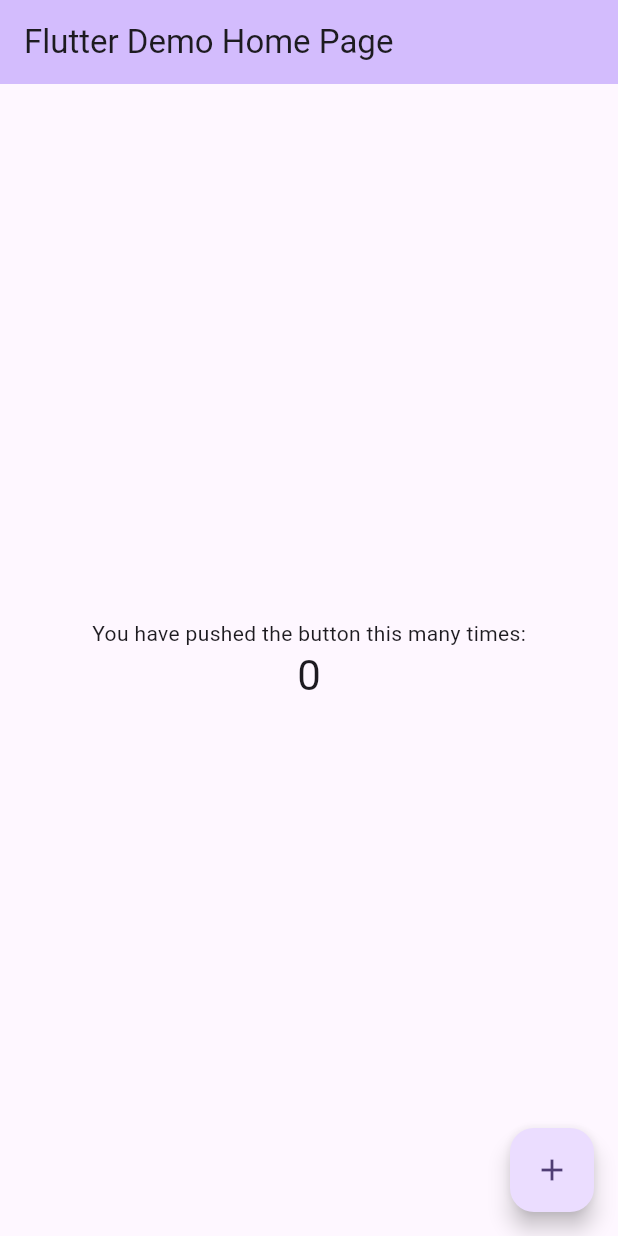
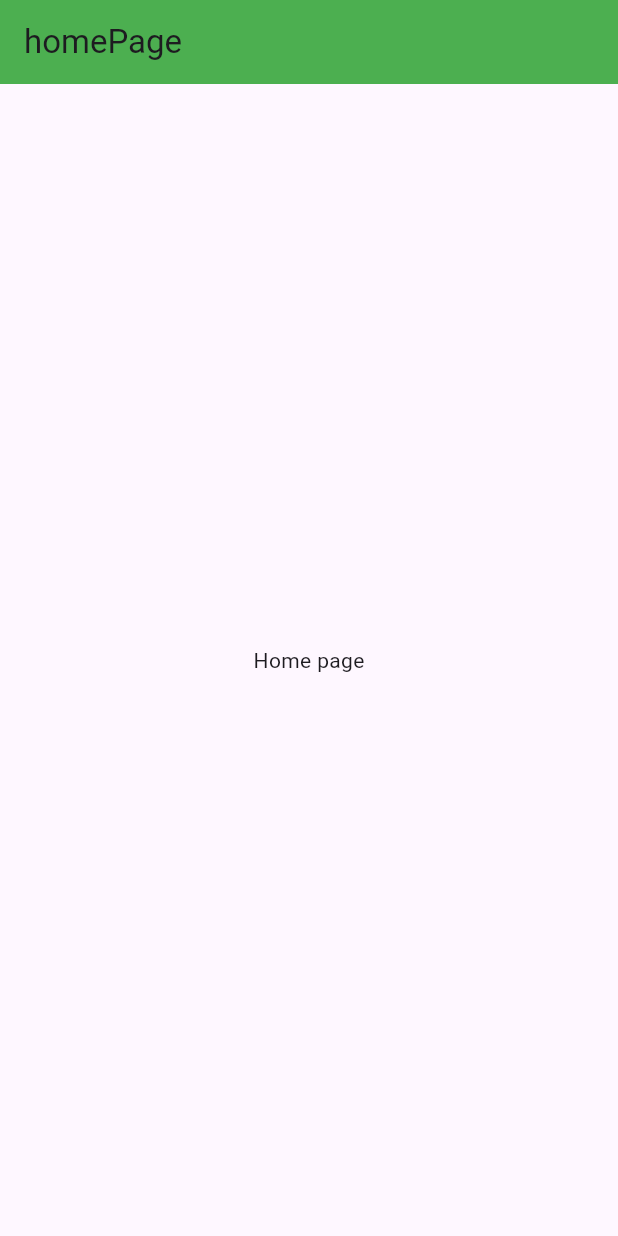
Before and after one commit to Dakarmo/flutter_app_scratch, a Flutter app: the screen it shows after launch, on a phone screen of 412 x 824 dp. Run offline on Flutter 3.47's test engine with Material 3 defaults, Android fonts, the phone set to English and light mode, and no system bars.

Commit message:
création de home page

```diff
--- a/lib/main.dart
+++ b/lib/main.dart
@@ -1,125 +1,23 @@
 import 'package:flutter/material.dart';
+import 'package:flutter_app_scratch/views/homeView.dart';
 
-void main() {
-  runApp(const MyApp());
-}
+void main() => runApp(const MyApp());
+
 
 class MyApp extends StatelessWidget {
   const MyApp({super.key});
 
-  // This widget is the root of your application.
   @override
   Widget build(BuildContext context) {
-    return MaterialApp(
-      title: 'Flutter Demo',
+    return  MaterialApp(
+      debugShowCheckedModeBanner: false,
       theme: ThemeData(
-        // This is the theme of your application.
-        //
-        // TRY THIS: Try running your application with "flutter run". You'll see
-        // the application has a purple toolbar. Then, without quitting the app,
-        // try changing the seedColor in the colorScheme below to Colors.green
-        // and then invoke "hot reload" (save your changes or press the "hot
-        // reload" button in a Flutter-supported IDE, or press "r" if you used
-        // the command line to start the app).
-        //
-        // Notice that the counter didn't reset back to zero; the application
-        // state is not lost during the reload. To reset the state, use hot
-        // restart instead.
-        //
-        // This works for code too, not just values: Most code changes can be
-        // tested with just a hot reload.
-        colorScheme: ColorScheme.fromSeed(seedColor: Colors.deepPurple),
-        useMaterial3: true,
+         appBarTheme: const AppBarTheme(
+          backgroundColor: Colors.green,
       ),
-      home: const MyHomePage(title: 'Flutter Demo Home Page'),
+    ),
+      title: 'Flutter from scratch',
+      home: const Homeview(),
     );
   }
 }
-
-class MyHomePage extends StatefulWidget {
-  const MyHomePage({super.key, required this.title});
-
-  // This widget is the home page of your application. It is stateful, meaning
-  // that it has a State object (defined below) that contains fields that affect
-  // how it looks.
-
-  // This class is the configuration for the state. It holds the values (in this
-  // case the title) provided by the parent (in this case the App widget) and
-  // used by the build method of the State. Fields in a Widget subclass are
-  // always marked "final".
-
-  final String title;
-
-  @override
-  State<MyHomePage> createState() => _MyHomePageState();
-}
-
-class _MyHomePageState extends State<MyHomePage> {
-  int _counter = 0;
-
-  void _incrementCounter() {
-    setState(() {
-      // This call to setState tells the Flutter framework that something has
-      // changed in this State, which causes it to rerun the build method below
-      // so that the display can reflect the updated values. If we changed
-      // _counter without calling setState(), then the build method would not be
-      // called again, and so nothing would appear to happen.
-      _counter++;
-    });
-  }
-
-  @override
-  Widget build(BuildContext context) {
-    // This method is rerun every time setState is called, for instance as done
-    // by the _incrementCounter method above.
-    //
-    // The Flutter framework has been optimized to make rerunning build methods
-    // fast, so that you can just rebuild anything that needs updating rather
-    // than having to individually change instances of widgets.
-    return Scaffold(
-      appBar: AppBar(
-        // TRY THIS: Try changing the color here to a specific color (to
-        // Colors.amber, perhaps?) and trigger a hot reload to see the AppBar
-        // change color while the other colors stay the same.
-        backgroundColor: Theme.of(context).colorScheme.inversePrimary,
-        // Here we take the value from the MyHomePage object that was created by
-        // the App.build method, and use it to set our appbar title.
-        title: Text(widget.title),
-      ),
-      body: Center(
-        // Center is a layout widget. It takes a single child and positions it
-        // in the middle of the parent.
-        child: Column(
-          // Column is also a layout widget. It takes a list of children and
-          // arranges them vertically. By default, it sizes itself to fit its
-          // children horizontally, and tries to be as tall as its parent.
-          //
-          // Column has various properties to control how it sizes itself and
-          // how it positions its children. Here we use mainAxisAlignment to
-          // center the children vertically; the main axis here is the vertical
-          // axis because Columns are vertical (the cross axis would be
-          // horizontal).
-          //
-          // TRY THIS: Invoke "debug painting" (choose the "Toggle Debug Paint"
-          // action in the IDE, or press "p" in the console), to see the
-          // wireframe for each widget.
-          mainAxisAlignment: MainAxisAlignment.center,
-          children: <Widget>[
-            const Text(
-              'You have pushed the button this many times:',
-            ),
-            Text(
-              '$_counter',
-              style: Theme.of(context).textTheme.headlineMedium,
-            ),
-          ],
-        ),
-      ),
-      floatingActionButton: FloatingActionButton(
-        onPressed: _incrementCounter,
-        tooltip: 'Increment',
-        child: const Icon(Icons.add),
-      ), // This trailing comma makes auto-formatting nicer for build methods.
-    );
-  }
-}
--- /dev/null
+++ b/lib/views/homeView.dart
@@ -0,0 +1,19 @@
+import 'package:flutter/material.dart';
+
+class Homeview extends StatelessWidget {
+  const Homeview({super.key});
+
+  @override
+  Widget build(BuildContext context) {
+    return  Scaffold(
+      appBar: AppBar(
+        title: const Text('homePage'),
+      ),
+      body: const Center(
+        child: Text(
+          'Home page'
+        ),
+      ),
+    );
+  }
+}
```
